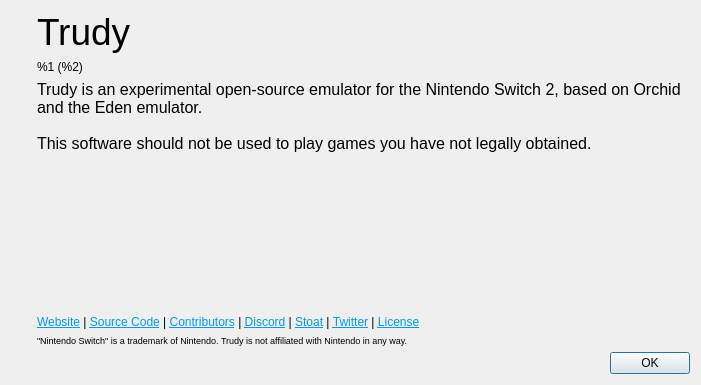
Qt form src/yuzu/aboutdialog.ui (joshpack/Trudy) before a commit.
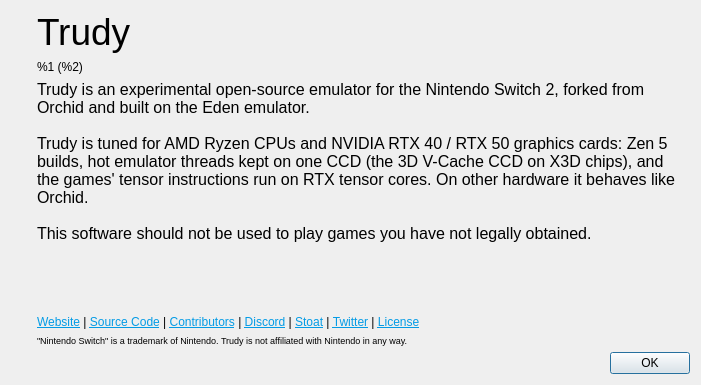
The same form after that commit. Icons and pictures are not drawn.

Commit message: About dialog: say what Trudy changes compared with Orchid

```diff
--- a/src/yuzu/aboutdialog.ui
+++ b/src/yuzu/aboutdialog.ui
@@ -102,7 +102,7 @@
 li.unchecked::marker { content: &quot;\2610&quot;; }
 li.checked::marker { content: &quot;\2612&quot;; }
 &lt;/style&gt;&lt;/head&gt;&lt;body style=&quot; font-family:'Noto Sans'; font-size:9pt; font-weight:400; font-style:normal;&quot;&gt;
-&lt;p style=&quot; margin-top:0px; margin-bottom:0px; margin-left:0px; margin-right:0px; -qt-block-indent:0; text-indent:0px;&quot;&gt;&lt;span style=&quot; font-family:'MS Shell Dlg 2'; font-size:12pt;&quot;&gt;Trudy is an experimental open-source emulator for the Nintendo Switch 2, based on Orchid and the Eden emulator. &lt;br /&gt;&lt;br /&gt;This software should not be used to play games you have not legally obtained.&lt;/span&gt;&lt;/p&gt;&lt;/body&gt;&lt;/html&gt;</string>
+&lt;p style=&quot; margin-top:0px; margin-bottom:0px; margin-left:0px; margin-right:0px; -qt-block-indent:0; text-indent:0px;&quot;&gt;&lt;span style=&quot; font-family:'MS Shell Dlg 2'; font-size:12pt;&quot;&gt;Trudy is an experimental open-source emulator for the Nintendo Switch 2, forked from Orchid and built on the Eden emulator. &lt;br /&gt;&lt;br /&gt;Trudy is tuned for AMD Ryzen CPUs and NVIDIA RTX 40 / RTX 50 graphics cards: Zen 5 builds, hot emulator threads kept on one CCD (the 3D V-Cache CCD on X3D chips), and the games&apos; tensor instructions run on RTX tensor cores. On other hardware it behaves like Orchid. &lt;br /&gt;&lt;br /&gt;This software should not be used to play games you have not legally obtained.&lt;/span&gt;&lt;/p&gt;&lt;/body&gt;&lt;/html&gt;</string>
          </property>
          <property name="alignment">
           <set>Qt::AlignmentFlag::AlignLeading|Qt::AlignmentFlag::AlignLeft|Qt::AlignmentFlag::AlignVCenter</set>
```
